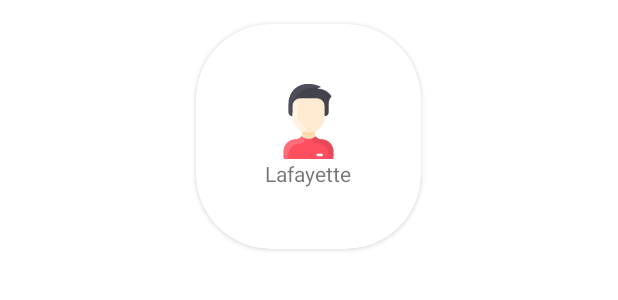
After one commit to MarcinhoFIVE/MyPets, an Android app: the layout detail_pets.xml on its own in the app's theme, with its tools: preview values and no code run, on a phone screen of 412 x 824 dp. The commit adds this screen. Shown: the top 300 px of the screen. Run offline under Robolectric (Android 15) with nearby library versions, the phone set to English and light mode, and no system bars.

Commit message:
Test Card View

```diff
--- /dev/null
+++ b/app/src/main/res/layout/detail_pets.xml
@@ -0,0 +1,37 @@
+<?xml version="1.0" encoding="utf-8"?>
+<androidx.coordinatorlayout.widget.CoordinatorLayout
+    xmlns:android="http://schemas.android.com/apk/res/android"
+    android:layout_width="match_parent"
+    android:layout_height="match_parent"
+    xmlns:tools="http://schemas.android.com/apk/res-auto">
+
+    <androidx.cardview.widget.CardView
+        android:layout_marginTop="16dp"
+        android:layout_gravity="center_horizontal"
+        android:layout_width="150dp"
+        android:layout_height="150dp"
+        tools:cardCornerRadius="50dp"
+        android:elevation="20dp">
+
+        <LinearLayout
+            android:gravity="center"
+            android:layout_width="match_parent"
+            android:layout_height="match_parent"
+            android:orientation="vertical">
+
+        <ImageView
+            android:layout_width="50dp"
+            android:layout_height="50dp"
+            android:src="@drawable/man" />
+
+        <TextView
+            android:layout_width="wrap_content"
+            android:layout_height="wrap_content"
+            android:text="Lafayette"/>
+
+        </LinearLayout>
+    </androidx.cardview.widget.CardView>
+
+
+
+</androidx.coordinatorlayout.widget.CoordinatorLayout>
--- a/app/src/main/res/layout/menu_layout.xml
+++ b/app/src/main/res/layout/menu_layout.xml
@@ -1,9 +1,16 @@
 <?xml version="1.0" encoding="utf-8"?>
-<androidx.constraintlayout.widget.ConstraintLayout xmlns:android="http://schemas.android.com/apk/res/android"
+<androidx.constraintlayout.widget.ConstraintLayout
+    xmlns:android="http://schemas.android.com/apk/res/android"
     xmlns:app="http://schemas.android.com/apk/res-auto"
     xmlns:tools="http://schemas.android.com/tools"
     android:layout_width="match_parent"
     android:layout_height="match_parent"
     tools:context=".MenuActivity">
 
+    <androidx.recyclerview.widget.RecyclerView
+        android:layout_width="match_parent"
+        android:layout_height="match_parent"
+        tools:itemCount="5"
+        tools:listitem="TODO" />
+
 </androidx.constraintlayout.widget.ConstraintLayout>
```
Also changed, not shown: app/src/main/res/drawable/man.png (added).
